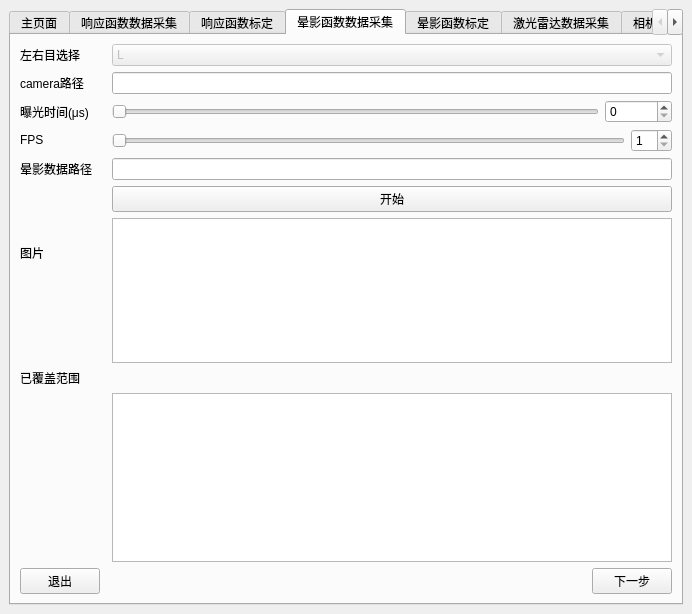
The window that src/mainwindow.ui (KangJialiang/Data-Platform) describes before a commit, drawn with Qt 5.
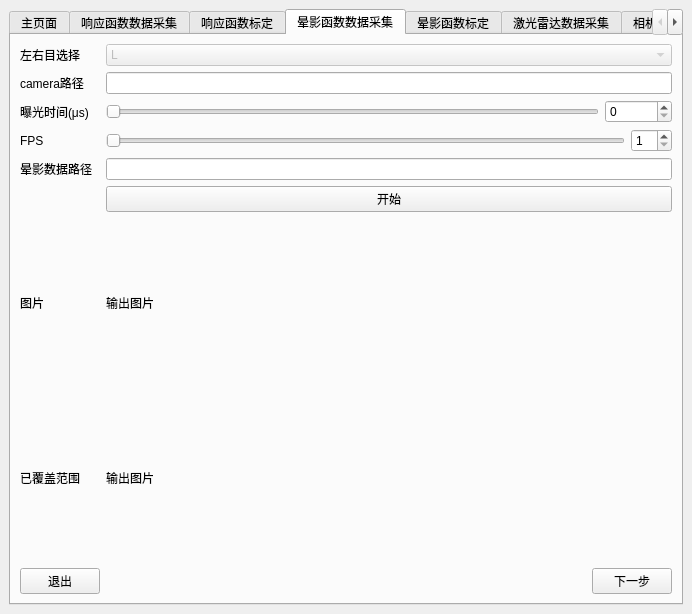
The same window after the commit. The open tabs and pages were chosen to show the change.

Commit message: fix: automatically scale img to fit window

Diff of the .ui file:
```diff
--- a/src/mainwindow.ui
+++ b/src/mainwindow.ui
@@ -18,7 +18,7 @@
   </property>
   <widget class="QWidget" name="centralwidget">
    <layout class="QGridLayout" name="gridLayout">
-    <item row="0" column="0">
+    <item row="1" column="0">
      <widget class="QTabWidget" name="tabWidget">
       <property name="mouseTracking">
        <bool>false</bool>
@@ -350,117 +350,6 @@
         <string>晕影函数数据采集</string>
        </attribute>
        <layout class="QGridLayout" name="gridLayout_4">
-        <item row="1" column="5">
-         <widget class="QLineEdit" name="pathToCameraLineP3"/>
-        </item>
-        <item row="0" column="0">
-         <widget class="QLabel" name="LOrRLabelP3">
-          <property name="text">
-           <string>左右目选择</string>
-          </property>
-         </widget>
-        </item>
-        <item row="8" column="5">
-         <widget class="QLineEdit" name="vignettePathLineP3"/>
-        </item>
-        <item row="7" column="5">
-         <layout class="QHBoxLayout" name="fpsLayout_P3">
-          <item>
-           <widget class="QSlider" name="fpsSliderP3">
-            <property name="minimum">
-             <number>1</number>
-            </property>
-            <property name="maximum">
-             <number>30</number>
-            </property>
-            <property name="orientation">
-             <enum>Qt::Horizontal</enum>
-            </property>
-           </widget>
-          </item>
-          <item>
-           <widget class="QSpinBox" name="fpsBoxP3">
-            <property name="minimum">
-             <number>1</number>
-            </property>
-            <property name="maximum">
-             <number>30</number>
-            </property>
-           </widget>
-          </item>
-         </layout>
-        </item>
-        <item row="12" column="0" alignment="Qt::AlignLeft|Qt::AlignVCenter">
-         <widget class="QLabel" name="pointsInRangeLabelP3">
-          <property name="text">
-           <string>已覆盖范围</string>
-          </property>
-         </widget>
-        </item>
-        <item row="14" column="0" alignment="Qt::AlignLeft|Qt::AlignBottom">
-         <widget class="QPushButton" name="exitButtonP3">
-          <property name="text">
-           <string>退出</string>
-          </property>
-          <property name="autoDefault">
-           <bool>false</bool>
-          </property>
-          <property name="default">
-           <bool>false</bool>
-          </property>
-          <property name="flat">
-           <bool>false</bool>
-          </property>
-         </widget>
-        </item>
-        <item row="2" column="0" colspan="2">
-         <widget class="QLabel" name="exposureLabelP3">
-          <property name="text">
-           <string>曝光时间(μs)</string>
-          </property>
-         </widget>
-        </item>
-        <item row="9" column="5">
-         <widget class="QPushButton" name="startButtonP3">
-          <property name="text">
-           <string>开始</string>
-          </property>
-         </widget>
-        </item>
-        <item row="10" column="0" alignment="Qt::AlignLeft|Qt::AlignVCenter">
-         <widget class="QLabel" name="pictureLabelP3">
-          <property name="text">
-           <string>图片</string>
-          </property>
-         </widget>
-        </item>
-        <item row="8" column="0" alignment="Qt::AlignLeft|Qt::AlignVCenter">
-         <widget class="QLabel" name="vignettePathLabelP3">
-          <property name="text">
-           <string>晕影数据路径</string>
-          </property>
-         </widget>
-        </item>
-        <item row="0" column="5">
-         <widget class="QComboBox" name="LOrRBoxP3">
-          <property name="enabled">
-           <bool>false</bool>
-          </property>
-          <property name="editable">
-           <bool>false</bool>
-          </property>
-          <item>
-           <property name="text">
-            <string>L</string>
-           </property>
-          </item>
-          <item>
-           <property name="text">
-            <string>R</string>
-           </property>
-          </item>
-         </widget>
-        </item>
         <item row="1" column="0">
          <widget class="QLabel" name="pathToCameraLabelP3">
           <property name="text">
@@ -468,7 +357,23 @@
           </property>
          </widget>
         </item>
-        <item row="2" column="5">
+        <item row="10" column="0" alignment="Qt::AlignLeft">
+         <widget class="QPushButton" name="exitButtonP3">
+          <property name="text">
+           <string>退出</string>
+          </property>
+          <property name="autoDefault">
+           <bool>false</bool>
+          </property>
+          <property name="default">
+           <bool>false</bool>
+          </property>
+          <property name="flat">
+           <bool>false</bool>
+          </property>
+         </widget>
+        </item>
+        <item row="2" column="2">
          <layout class="QHBoxLayout" name="exposureLayoutP3">
           <item>
            <widget class="QSlider" name="exposureSliderP3">
@@ -489,26 +394,135 @@
           </item>
          </layout>
         </item>
-        <item row="7" column="0" colspan="2" alignment="Qt::AlignLeft|Qt::AlignVCenter">
+        <item row="7" column="2">
+         <widget class="QLabel" name="picOutLabelP3">
+          <property name="text">
+           <string>输出图片</string>
+          </property>
+          <property name="scaledContents">
+           <bool>true</bool>
+          </property>
+         </widget>
+        </item>
+        <item row="5" column="2">
+         <widget class="QLineEdit" name="vignettePathLineP3"/>
+        </item>
+        <item row="0" column="0">
+         <widget class="QLabel" name="LOrRLabelP3">
+          <property name="text">
+           <string>左右目选择</string>
+          </property>
+         </widget>
+        </item>
+        <item row="0" column="2">
+         <widget class="QComboBox" name="LOrRBoxP3">
+          <property name="enabled">
+           <bool>false</bool>
+          </property>
+          <property name="editable">
+           <bool>false</bool>
+          </property>
+          <item>
+           <property name="text">
+            <string>L</string>
+           </property>
+          </item>
+          <item>
+           <property name="text">
+            <string>R</string>
+           </property>
+          </item>
+         </widget>
+        </item>
+        <item row="5" column="0">
+         <widget class="QLabel" name="vignettePathLabelP3">
+          <property name="text">
+           <string>晕影数据路径</string>
+          </property>
+         </widget>
+        </item>
+        <item row="1" column="2">
+         <widget class="QLineEdit" name="pathToCameraLineP3"/>
+        </item>
+        <item row="7" column="0">
+         <widget class="QLabel" name="pictureLabelP3">
+          <property name="text">
+           <string>图片</string>
+          </property>
+         </widget>
+        </item>
+        <item row="3" column="0">
          <widget class="QLabel" name="fpsLabelP3">
           <property name="text">
            <string>FPS</string>
           </property>
          </widget>
         </item>
-        <item row="14" column="5" alignment="Qt::AlignRight|Qt::AlignBottom">
+        <item row="6" column="2">
+         <widget class="QPushButton" name="startButtonP3">
+          <property name="text">
+           <string>开始</string>
+          </property>
+         </widget>
+        </item>
+        <item row="2" column="0">
+         <widget class="QLabel" name="exposureLabelP3">
+          <property name="text">
+           <string>曝光时间(μs)</string>
+          </property>
+         </widget>
+        </item>
+        <item row="3" column="2">
+         <layout class="QHBoxLayout" name="fpsLayout_P3">
+          <item>
+           <widget class="QSlider" name="fpsSliderP3">
+            <property name="minimum">
+             <number>1</number>
+            </property>
+            <property name="maximum">
+             <number>30</number>
+            </property>
+            <property name="orientation">
+             <enum>Qt::Horizontal</enum>
+            </property>
+           </widget>
+          </item>
+          <item>
+           <widget class="QSpinBox" name="fpsBoxP3">
+            <property name="minimum">
+             <number>1</number>
+            </property>
+            <property name="maximum">
+             <number>30</number>
+            </property>
+           </widget>
+          </item>
+         </layout>
+        </item>
+        <item row="8" column="0">
+         <widget class="QLabel" name="pointsInRangeLabelP3">
+          <property name="text">
+           <string>已覆盖范围</string>
+          </property>
+         </widget>
+        </item>
+        <item row="8" column="2">
+         <widget class="QLabel" name="pointsInRangeOutLabelP3">
+          <property name="text">
+           <string>输出图片</string>
+          </property>
+          <property name="scaledContents">
+           <bool>true</bool>
+          </property>
+         </widget>
+        </item>
+        <item row="10" column="2" alignment="Qt::AlignRight">
          <widget class="QPushButton" name="nextButtonP3">
           <property name="text">
            <string>下一步</string>
           </property>
          </widget>
         </item>
-        <item row="10" column="5" rowspan="2">
-         <widget class="QGraphicsView" name="picOutViewP3"/>
-        </item>
-        <item row="13" column="5">
-         <widget class="QGraphicsView" name="pointsInRangeOutViewP3"/>
-        </item>
        </layout>
       </widget>
       <widget class="QWidget" name="vignetteCalib">
```
Left out of the diff: 566 changed lines with no effect on the pictures. The commit also changes 1 other file.
